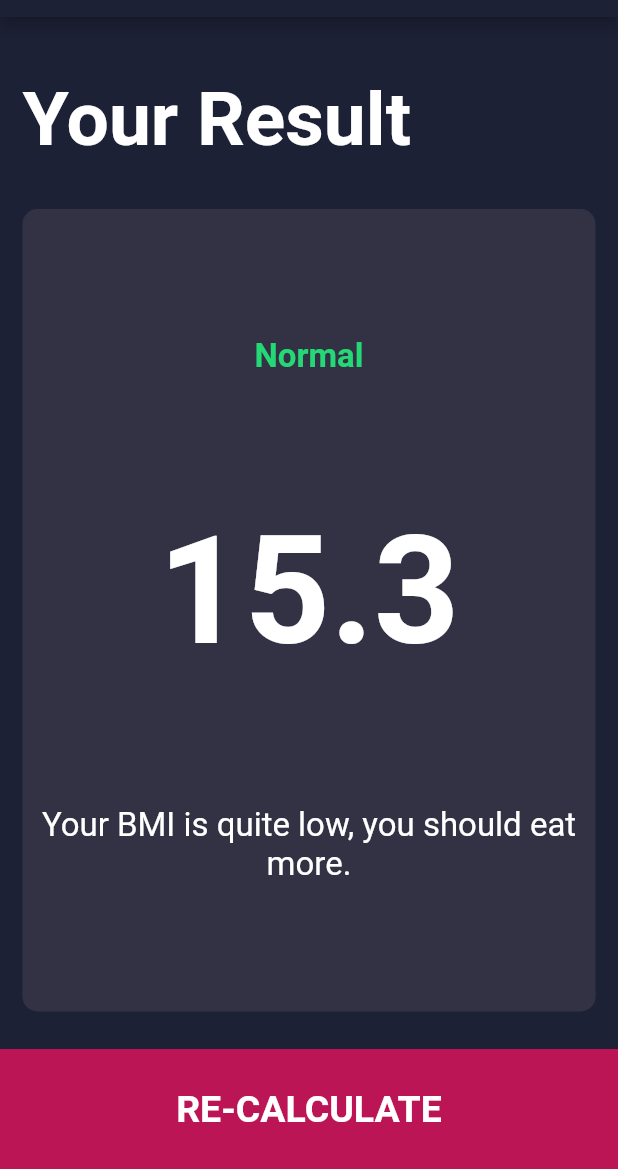
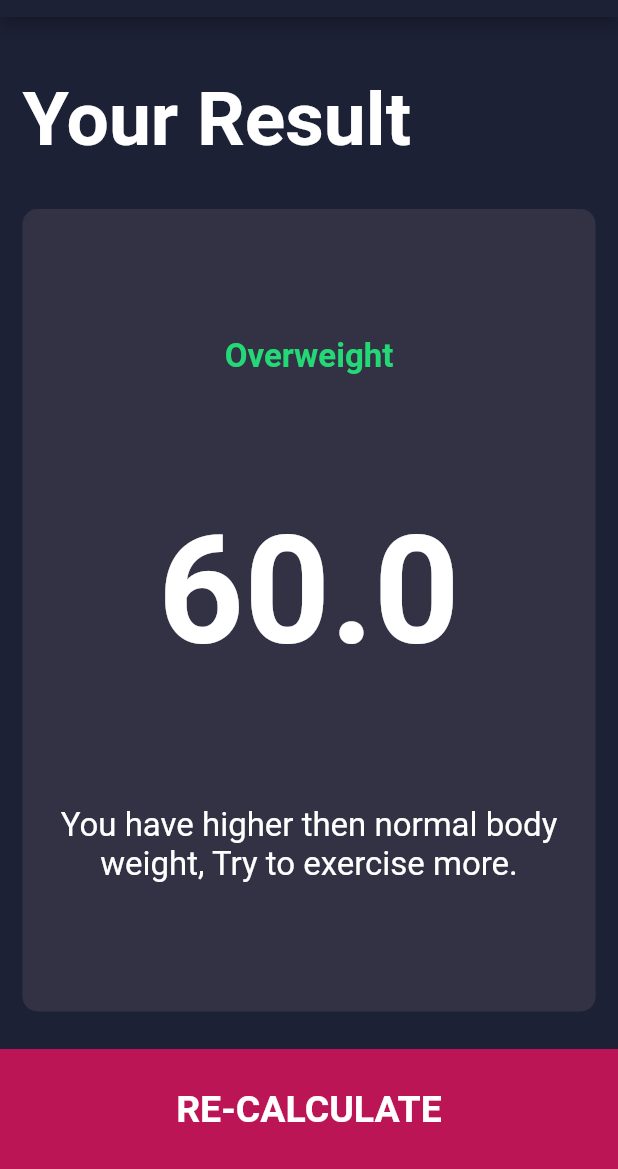
Before and after one commit to jeshu/flutter-bmi-calc, a Flutter app: the screen it shows after launch, after a tap on "CALCULATE", on a phone screen of 412 x 824 dp, the part 67-1236 px from its top. Run offline on Flutter 3.47's test engine with Material 2 defaults, Android fonts, the phone set to English and light mode, and no system bars; our stand-ins replace font_awesome_flutter.

Commit message:
BMI Calculator done

```diff
--- /dev/null
+++ b/lib/calculator.dart
@@ -0,0 +1,34 @@
+import 'dart:math';
+
+class Calculator {
+  Calculator({this.height, this.weight});
+
+  final int height;
+  final int weight;
+
+  double _bmi;
+  String calculateBMI() {
+    _bmi = weight/ pow(height/100, 2);
+    return _bmi.toStringAsFixed(1);
+  }
+
+  String getResults() {
+    if(_bmi >= 25) {
+      return 'Overweight';
+    } else if (_bmi > 18.5) {
+      return 'Normal';
+    } else {
+      return 'Underweight';
+    }
+  }
+
+  String getInterperation() {
+    if(_bmi >= 25) {
+      return 'You have higher then normal body weight, Try to exercise more.';
+    } else if (_bmi > 18.5) {
+      return 'You have Normal body weight. Good Job.';
+    } else {
+      return 'You have lower then normal body weight, Try to eat more.';
+    }
+  }
+}
--- a/lib/screens/input_page.dart
+++ b/lib/screens/input_page.dart
@@ -6,6 +6,8 @@ import 'package:flutter/material.dart';
 import 'package:font_awesome_flutter/font_awesome_flutter.dart';
 import '../components/icon_content.dart';
 import '../constants.dart';
+import '../calculator.dart';
+
 
 class InputPage extends StatefulWidget {
   @override
@@ -205,11 +207,19 @@ class _InputPageState extends State<InputPage> {
             BottomButton(
               buttonTitle: 'CALCULATE',
               onPressed: () {
+                Calculator calc = Calculator(
+                  height: height, weight: weight
+                );
+                String bmi = calc.calculateBMI();
                 Navigator.push(
                   context,
                   MaterialPageRoute (
                       builder: (context) {
-                        return ResultPage();
+                        return ResultPage(
+                          bmi: bmi,
+                          result:calc.getResults(),
+                          interpretation: calc.getInterperation(),
+                        );
                       }
                   ),
                 );
--- a/lib/screens/results_page.dart
+++ b/lib/screens/results_page.dart
@@ -4,6 +4,13 @@ import 'package:flutter/material.dart';
 import '../components/bottom_button.dart';
 
 class ResultPage extends StatelessWidget {
+
+  ResultPage({this.bmi, this.interpretation, this.result});
+
+  final String bmi;
+  final String result;
+  final String interpretation;
+
   @override
   Widget build(BuildContext context) {
     return Scaffold(
@@ -33,15 +40,15 @@ class ResultPage extends StatelessWidget {
                   crossAxisAlignment: CrossAxisAlignment.center,
                   children: <Widget>[
                     Text(
-                      "Normal",
+                      result,
                       style: kResultTxtStyle,
                     ),
                     Text(
-                      "15.3",
+                      bmi,
                       style: kBMITxtStyle,
                     ),
                     Text(
-                      "Your BMI is quite low, you should eat more.",
+                      interpretation,
                       style: kBodyTxtStyle,
                       textAlign: TextAlign.center,
                     )
```
